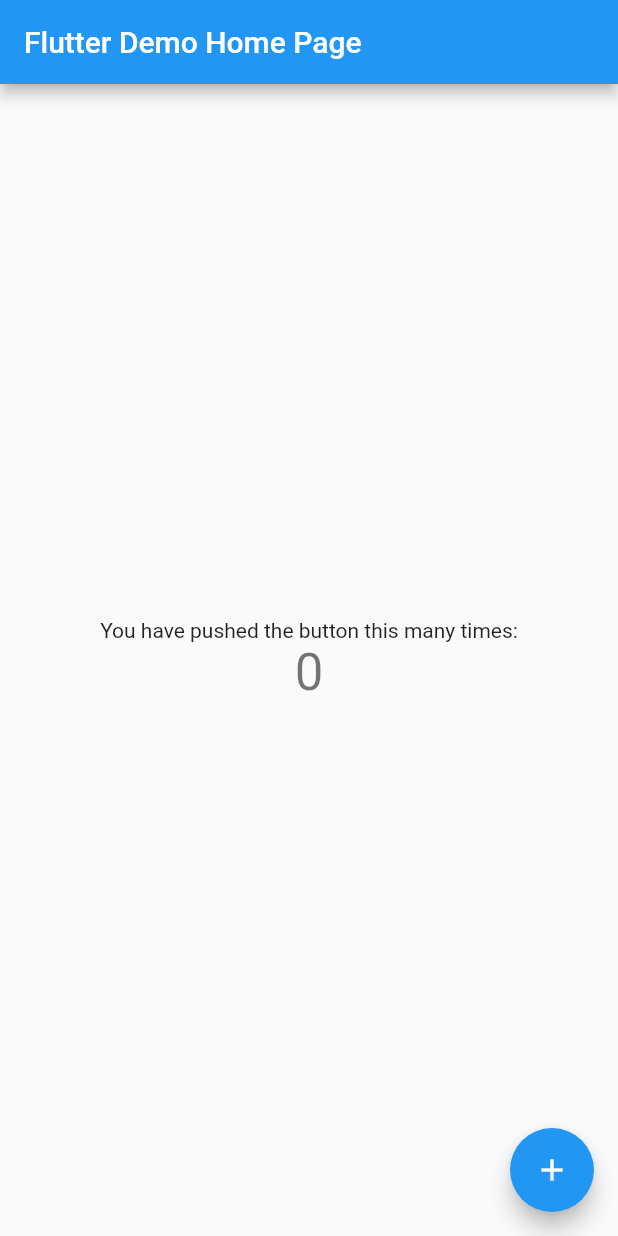
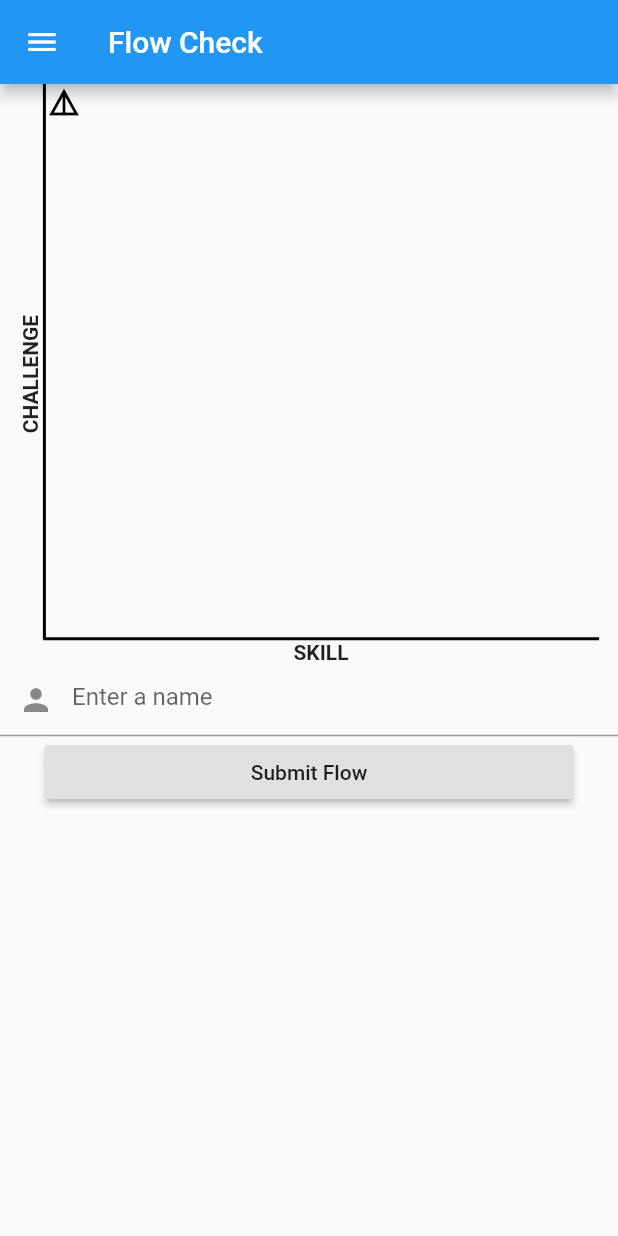
Before and after one commit to aaronmyatt/flow_check, a Flutter app: the screen it shows after launch, on a phone screen of 412 x 824 dp. Run offline on Flutter 3.47's test engine with Material 2 defaults, Android fonts, the phone set to English and light mode, and no system bars; our stand-ins replace rxdart.

Commit message:
home/graph view

```diff
--- /dev/null
+++ b/lib/graph.dart
@@ -0,0 +1,90 @@
+import 'package:flutter/material.dart';
+
+class Graph extends StatelessWidget {
+  final offsetStream;
+
+  Graph(this.offsetStream);
+
+  @override
+  Widget build(BuildContext context) {
+    return StreamBuilder(
+        stream: offsetStream.getResults,
+        builder: (BuildContext context, AsyncSnapshot<Offset> snapshot) {
+          return _graph(context, snapshot.data ?? Offset(0, 0));
+        });
+  }
+
+  Widget _graph(BuildContext context, Offset tapPosition) {
+    Widget _yAxis = RotatedBox(
+      quarterTurns: 3,
+      child: Text('CHALLENGE', style: TextStyle(fontWeight: FontWeight.w600)),
+    );
+
+    Widget _xAxis = Text('SKILL',
+        textAlign: TextAlign.justify,
+        style: TextStyle(fontWeight: FontWeight.w600));
+
+    Widget _pointer2 = Text(
+      String.fromCharCode(Icons.details.codePoint),
+      style: TextStyle(
+          fontFamily: Icons.details.fontFamily,
+          package: Icons.details.fontPackage,
+          fontSize: 24.0,
+          color: Colors.black),
+    );
+
+    return Row(
+      mainAxisAlignment: MainAxisAlignment.center,
+      children: <Widget>[
+        _yAxis,
+        Column(
+          mainAxisAlignment: MainAxisAlignment.center,
+          children: <Widget>[
+            GestureDetector(
+              onTapDown: (TapDownDetails details) {
+                offsetStream.process(details.localPosition);
+              },
+              child: Container(
+                padding:
+                    // -15 ensures the icon lands comfortably under where the screen is pressed.
+                    EdgeInsets.only(
+                        top: getYPosition(tapPosition),
+                        left: getXPosition(tapPosition)),
+                child: _pointer2,
+                width: MediaQuery.of(context).size.width * 0.9,
+                height: MediaQuery.of(context).size.width * 0.9,
+                decoration: BoxDecoration(
+                  border: Border(
+                    left: BorderSide(
+                        color: Color.fromRGBO(0, 0, 0, 1.0), width: 2.0),
+                    bottom: BorderSide(
+                        color: Color.fromRGBO(0, 0, 0, 1.0), width: 2.0),
+                  ),
+                ),
+              ),
+            ),
+            _xAxis
+          ],
+        ),
+      ],
+    );
+  }
+
+  double getXPosition(Offset tapPosition) {
+    var X = tapPosition.dx - 15;
+    if (X < 0) {
+      return 0;
+    } else {
+      return X;
+    }
+  }
+
+  double getYPosition(Offset tapPosition) {
+    var Y = tapPosition.dy - 15;
+    if (Y < 0) {
+      return 0;
+    } else {
+      return Y;
+    }
+  }
+}
--- /dev/null
+++ b/lib/home_page.dart
@@ -0,0 +1,88 @@
+import 'package:flutter/material.dart';
+import 'graph.dart' as graph;
+import 'dart:developer' as developer;
+
+class HomePage extends StatelessWidget {
+  final String title;
+  final offsetStream;
+  final nameStream;
+
+  HomePage(this.title, this.offsetStream, this.nameStream);
+
+  @override
+  Widget build(BuildContext context) {
+    return new Scaffold(
+      appBar: new AppBar(
+        title: new Text(this.title),
+      ),
+      drawer: Drawer(
+        child: ListView(
+          children: <Widget>[
+            ListTile(
+              leading: Icon(Icons.home),
+              title: Text('Home'),
+              onTap: () {
+                Navigator.pushNamed(context, '/');
+              },
+            ),
+            ListTile(
+              leading: Icon(Icons.list),
+              title: Text('List'),
+              onTap: () {
+                Navigator.pushNamed(context, '/list');
+              },
+            )
+          ],
+        ),
+      ),
+      body: Column(
+        children: <Widget>[
+          graph.Graph(this.offsetStream),
+          NameInput(nameStream)
+        ],
+      ),
+    );
+  }
+}
+
+class NameInput extends StatelessWidget {
+  final nameStream;
+  final TextEditingController textController = TextEditingController();
+
+  NameInput(this.nameStream);
+
+  @override
+  Widget build(BuildContext context) {
+    return Container(
+      child: Column(
+        children: <Widget>[
+          TextField(
+            textCapitalization: TextCapitalization.words,
+            controller: textController,
+            decoration: InputDecoration(
+              prefixIcon: Icon(Icons.person),
+              hintText: 'Enter a name',
+            ),
+          ),
+          Row(
+            children: <Widget>[
+              Expanded(
+                child: Padding(
+                  padding: const EdgeInsets.only(left: 30, right: 30),
+                  child: RaisedButton(
+                    child: Text('Submit Flow'),
+                    onPressed: () {
+                      if (textController.text != null) {
+                        nameStream.process(textController.text);
+                      }
+                    },
+                  ),
+                ),
+              ),
+            ],
+          ),
+        ],
+      ),
+    );
+  }
+}
--- /dev/null
+++ b/lib/index.dart
@@ -0,0 +1,2 @@
+export 'home_page.dart';
+export 'main.dart';
--- a/lib/main.dart
+++ b/lib/main.dart
@@ -1,111 +1,31 @@
+import 'package:flow_check/name_offset_stream.dart';
 import 'package:flutter/material.dart';
+import 'name_stream.dart';
+import 'offset_stream.dart';
+import 'name_offset_stream.dart';
+import 'home_page.dart' as home;
+import 'flow_list_page.dart' as flow_list;
 
-void main() => runApp(MyApp());
+void main() => runApp(FlowCheck());
 
-class MyApp extends StatelessWidget {
+class FlowCheck extends StatelessWidget {
+
   // This widget is the root of your application.
   @override
   Widget build(BuildContext context) {
+    NameStream nameStream = NameStream();
+    OffsetStream offsetStream = OffsetStream();
+    NameOffsetStream nameOffsetStream = NameOffsetStream(nameStream.getResults, offsetStream.getResults);
+
     return MaterialApp(
-      title: 'Flutter Demo',
-      theme: ThemeData(
-        // This is the theme of your application.
-        //
-        // Try running your application with "flutter run". You'll see the
-        // application has a blue toolbar. Then, without quitting the app, try
-        // changing the primarySwatch below to Colors.green and then invoke
-        // "hot reload" (press "r" in the console where you ran "flutter run",
-        // or simply save your changes to "hot reload" in a Flutter IDE).
-        // Notice that the counter didn't reset back to zero; the application
-        // is not restarted.
-        primarySwatch: Colors.blue,
-      ),
-      home: MyHomePage(title: 'Flutter Demo Home Page'),
-    );
+        title: 'Flow Check',
+        theme: ThemeData(
+          primarySwatch: Colors.blue,
+        ),
+        initialRoute: '/',
+        routes: {
+          '/': (_) => home.HomePage('Flow Check', offsetStream, nameStream),
+          '/list': (_) => flow_list.FlowListPage(nameOffsetStream),
+        });
   }
 }
-
-class MyHomePage extends StatefulWidget {
-  MyHomePage({Key key, this.title}) : super(key: key);
-
-  // This widget is the home page of your application. It is stateful, meaning
-  // that it has a State object (defined below) that contains fields that affect
-  // how it looks.
-
-  // This class is the configuration for the state. It holds the values (in this
-  // case the title) provided by the parent (in this case the App widget) and
-  // used by the build method of the State. Fields in a Widget subclass are
-  // always marked "final".
-
-  final String title;
-
-  @override
-  _MyHomePageState createState() => _MyHomePageState();
-}
-
-class _MyHomePageState extends State<MyHomePage> {
-  int _counter = 0;
-
-  void _incrementCounter() {
-    setState(() {
-      // This call to setState tells the Flutter framework that something has
-      // changed in this State, which causes it to rerun the build method below
-      // so that the display can reflect the updated values. If we changed
-      // _counter without calling setState(), then the build method would not be
-      // called again, and so nothing would appear to happen.
-      _counter++;
-    });
-  }
-
-  @override
-  Widget build(BuildContext context) {
-    // This method is rerun every time setState is called, for instance as done
-    // by the _incrementCounter method above.
-    //
-    // The Flutter framework has been optimized to make rerunning build methods
-    // fast, so that you can just rebuild anything that needs updating rather
-    // than having to individually change instances of widgets.
-    return Scaffold(
-      appBar: AppBar(
-        // Here we take the value from the MyHomePage object that was created by
-        // the App.build method, and use it to set our appbar title.
-        title: Text(widget.title),
-      ),
-      body: Center(
-        // Center is a layout widget. It takes a single child and positions it
-        // in the middle of the parent.
-        child: Column(
-          // Column is also layout widget. It takes a list of children and
-          // arranges them vertically. By default, it sizes itself to fit its
-          // children horizontally, and tries to be as tall as its parent.
-          //
-          // Invoke "debug painting" (press "p" in the console, choose the
-          // "Toggle Debug Paint" action from the Flutter Inspector in Android
-          // Studio, or the "Toggle Debug Paint" command in Visual Studio Code)
-          // to see the wireframe for each widget.
-          //
-          // Column has various properties to control how it sizes itself and
-          // how it positions its children. Here we use mainAxisAlignment to
-          // center the children vertically; the main axis here is the vertical
-          // axis because Columns are vertical (the cross axis would be
-          // horizontal).
-          mainAxisAlignment: MainAxisAlignment.center,
-          children: <Widget>[
-            Text(
-              'You have pushed the button this many times:',
-            ),
-            Text(
-              '$_counter',
-              style: Theme.of(context).textTheme.display1,
-            ),
-          ],
-        ),
-      ),
-      floatingActionButton: FloatingActionButton(
-        onPressed: _incrementCounter,
-        tooltip: 'Increment',
-        child: Icon(Icons.add),
-      ), // This trailing comma makes auto-formatting nicer for build methods.
-    );
-  }
-}
```
